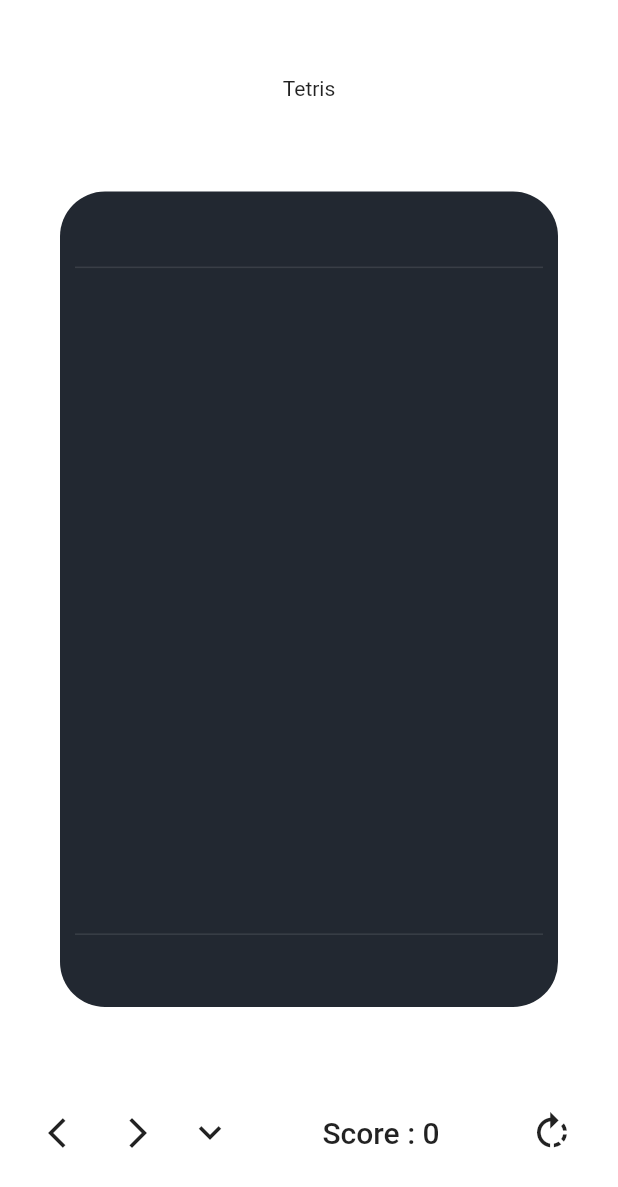
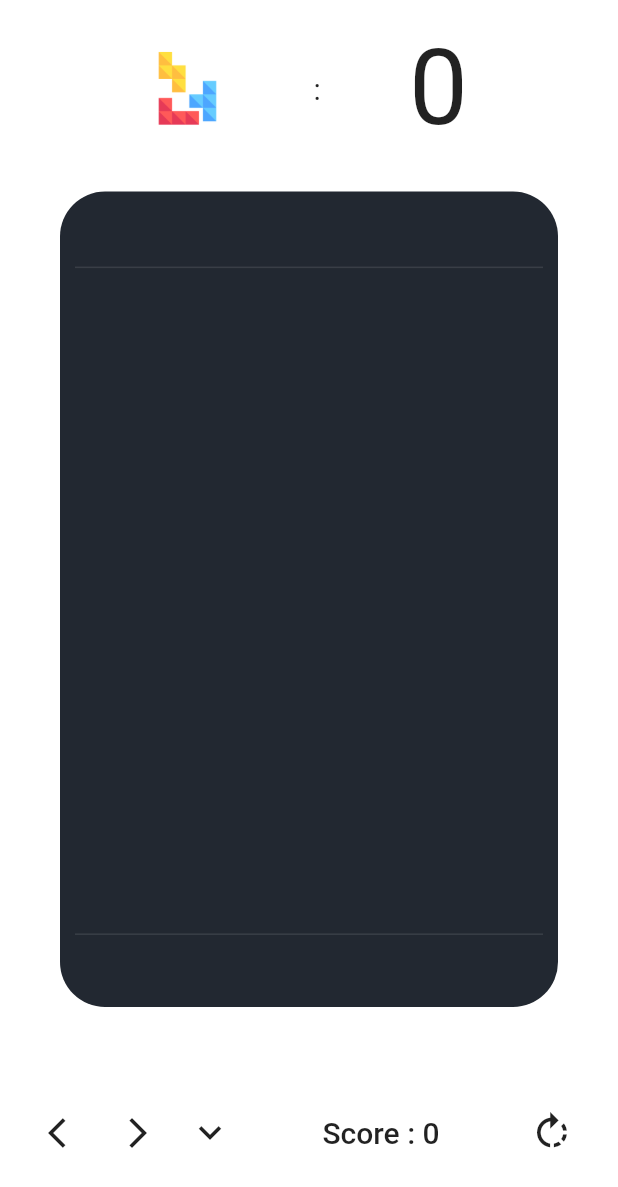
Before and after one commit to techxpert-aditya/tetris-flutter-game, a Flutter app: the screen it shows after launch, on a phone screen of 412 x 824 dp. Shown: the top 1187 px of the screen. Run offline on Flutter 3.47's test engine with Material 2 defaults, Android fonts, the phone set to English and light mode, and no system bars.

Commit message:
the png is added to the screen, UI improved

```diff
--- a/lib/board.dart
+++ b/lib/board.dart
@@ -242,10 +242,31 @@ class _GameBoardState extends State<GameBoard> {
         child: Column(
           children: [
             // GAME LOGO
-            const Expanded(
-              child: Center(
-                child: Text(
-                  'Tetris',
+            Expanded(
+              child: Padding(
+                padding: const EdgeInsets.symmetric(horizontal: 100),
+                child: Center(
+                  child: Row(
+                    mainAxisAlignment: MainAxisAlignment.spaceBetween,
+                    children: [
+                      Image.asset(
+                        'images/tetris.png',
+                        width: 50,
+                      ),
+                      const Text(
+                        ':',
+                        style: TextStyle(
+                          fontSize: 20,
+                        ),
+                      ),
+                      Text(
+                        currentScore.toString(),
+                        style: const TextStyle(
+                          fontSize: 70,
+                        ),
+                      ),
+                    ],
+                  ),
                 ),
               ),
             ),
```
Also changed, not shown: pubspec.yaml (+2 -7 lines), images/tetris.png (added).
